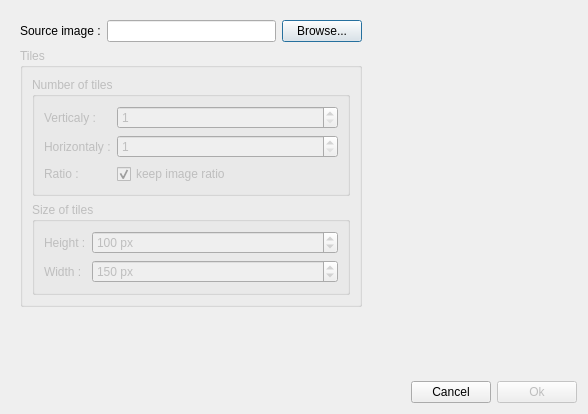
The window that GUI/NewMosaic.ui (anliec/py-mosaic) describes before a commit, drawn with Qt 5.
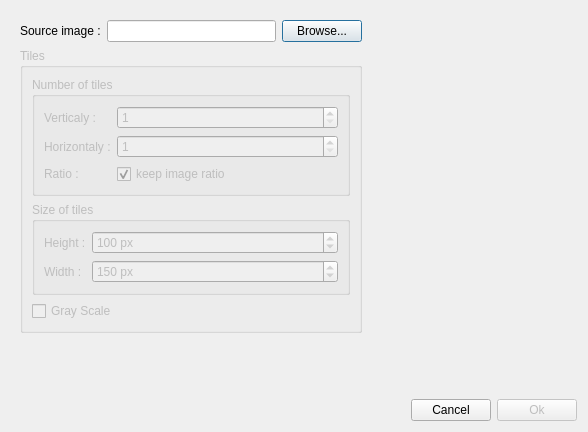
The same window after the commit.

Commit message: switch color management from RGB to YCbCr and give more importance to the luminance factor (Y). Add a gray scale option, to allow user to generate gray scale mosaic.

What changed in the file:
```diff
--- a/GUI/NewMosaic.ui
+++ b/GUI/NewMosaic.ui
@@ -7,7 +7,7 @@
     <x>0</x>
     <y>0</y>
     <width>588</width>
-    <height>414</height>
+    <height>432</height>
    </rect>
   </property>
   <property name="windowTitle">
@@ -48,7 +48,7 @@
           <x>0</x>
           <y>0</y>
           <width>362</width>
-          <height>361</height>
+          <height>379</height>
          </rect>
         </property>
         <layout class="QVBoxLayout" name="verticalLayout_5">
@@ -213,6 +213,13 @@
                 </layout>
                </widget>
               </item>
+              <item>
+               <widget class="QCheckBox" name="cb_grayscale">
+                <property name="text">
+                 <string>Gray Scale</string>
+                </property>
+               </widget>
+              </item>
              </layout>
             </widget>
            </item>
```
The commit also changes 13 other files.
